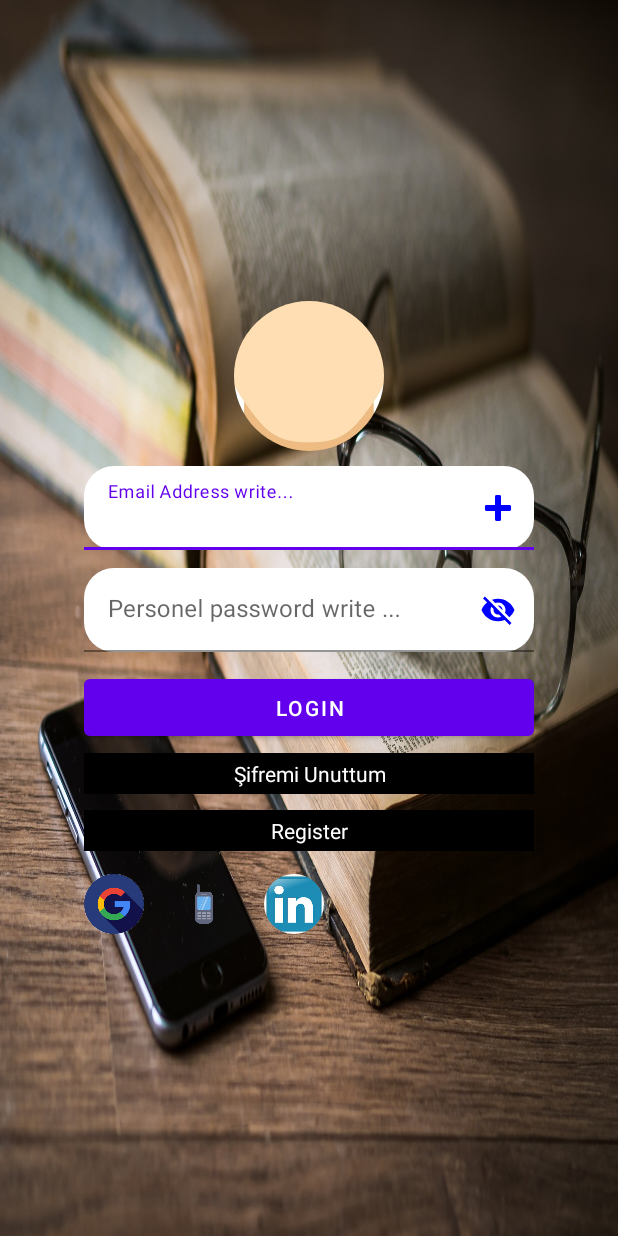
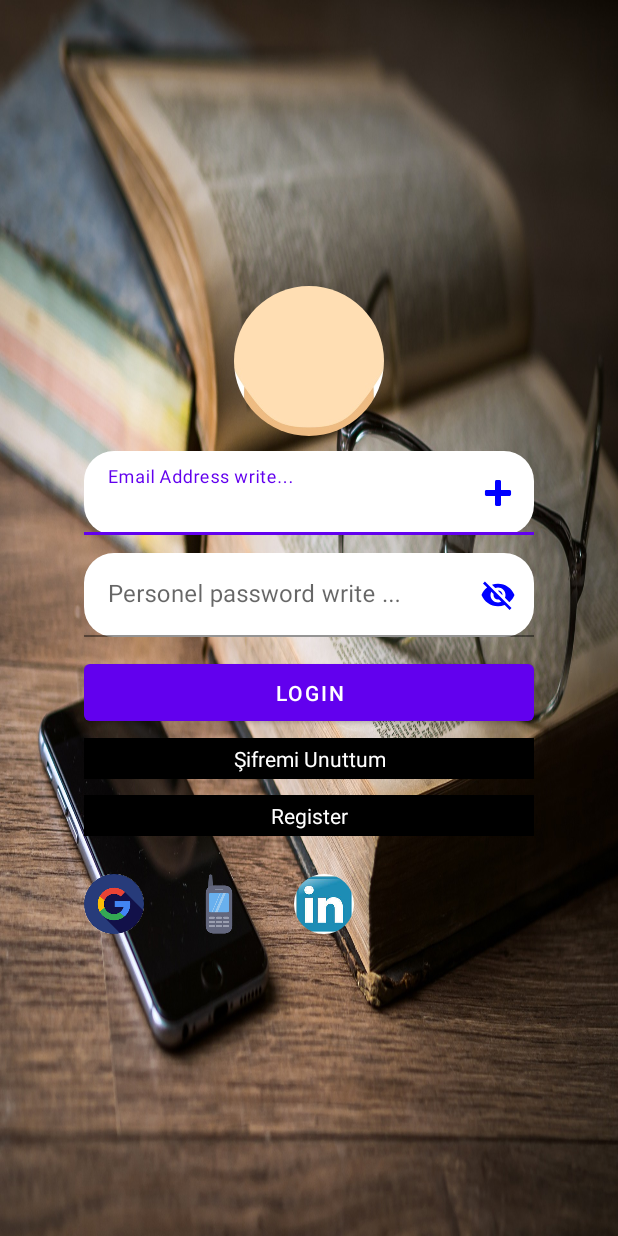
Before and after one commit to hamitmizrak/Android_PeerToPeerMessage, an Android app: the screen it shows after launch (MainActivity), on a phone screen of 412 x 824 dp. Run offline under Robolectric (Android 15) with nearby library versions, the phone set to English and light mode, and no system bars; our stand-ins replace CircleImageView, Firebase (no records; nobody signed in at launch, a user with empty details on screens opened directly).

```diff
--- a/app/src/main/res/layout/activity_main.xml
+++ b/app/src/main/res/layout/activity_main.xml
@@ -133,8 +133,8 @@
 
                 <de.hdodenhof.circleimageview.CircleImageView
                     android:id="@+id/main_button_telephone"
-                    android:layout_width="40dp"
-                    android:layout_height="40dp"
+                    android:layout_width="60dp"
+                    android:layout_height="60dp"
                     android:layout_marginRight="20dp"
                     android:src="@drawable/cellphone" />
 
```
